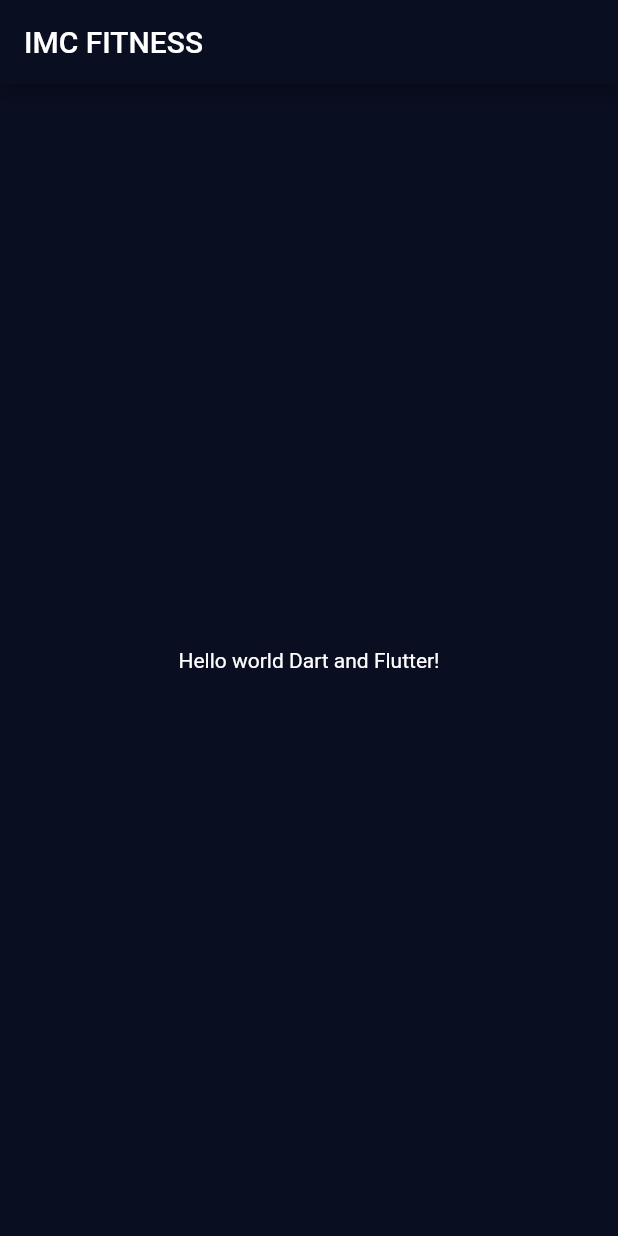
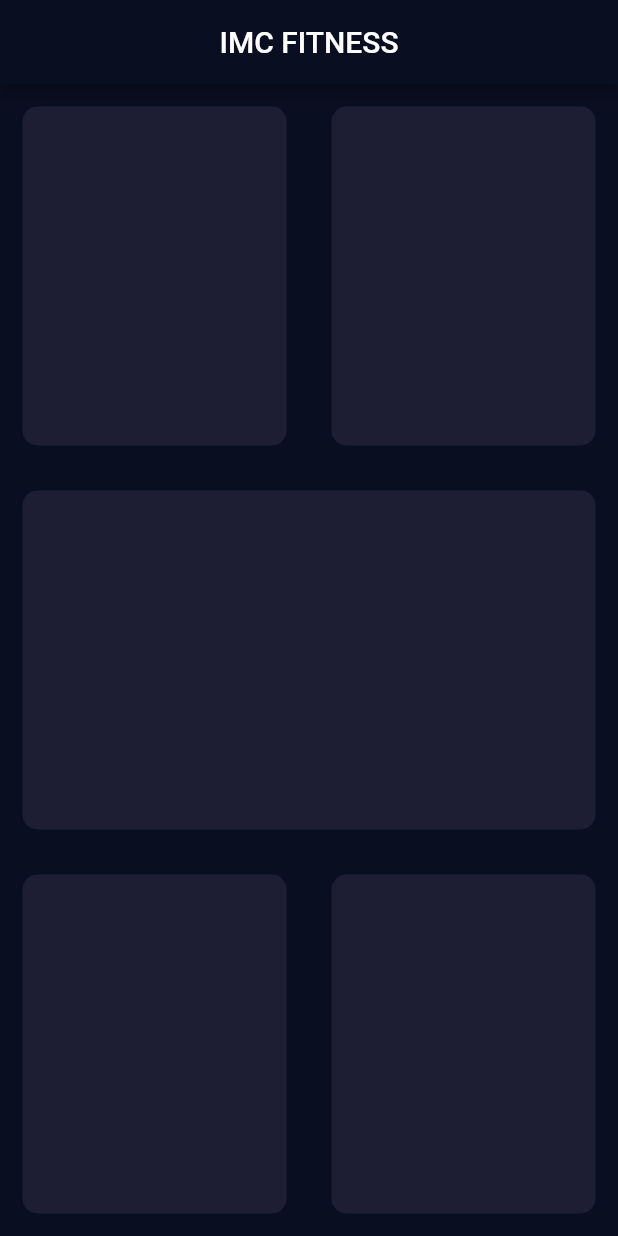
Before and after one commit to Cleber4/imc_calculadora, a Flutter app: the screen it shows after launch, on a phone screen of 412 x 824 dp. Run offline on Flutter 3.47's test engine with Material 2 defaults, Android fonts, the phone set to English and light mode, and no system bars.

Commit message:
[#01] - Card Container

```diff
--- a/lib/views/home_page.dart
+++ b/lib/views/home_page.dart
@@ -1,4 +1,5 @@
 import 'package:flutter/material.dart';
+import 'package:imc_calculadora/widgets/container_card.dart';
 
 class HomePage extends StatefulWidget {
   @override
@@ -9,19 +10,42 @@ class _HomePageState extends State<HomePage> {
   @override
   Widget build(BuildContext context) {
     return Scaffold(
-      appBar: AppBar(
-        title: Text('IMC FITNESS'),
-      ),
-      body: Center(
-        child: Column(
-          mainAxisAlignment: MainAxisAlignment.center,
-          children: <Widget>[
-            Text(
-              'Hello world Dart and Flutter!',
+        appBar: AppBar(
+          title: Center(child: Text('IMC FITNESS')),
+        ),
+        body: Column(
+          crossAxisAlignment: CrossAxisAlignment.stretch,
+          children: [
+            Expanded(
+              child: Row(
+                children: [
+                  Expanded(
+                    child: ContainerCard(colour: Color(0xFF1D1E33)),
+                  ),
+                  Expanded(
+                    child: ContainerCard(colour: Color(0xFF1D1E33)),
+                  ),
+                ],
+              ),
+            ),
+            Expanded(
+              child: ContainerCard(colour: Color(0xFF1D1E33)),
+            ),
+            Expanded(
+              child: Row(
+                children: [
+                  Expanded(
+                    child: ContainerCard(colour: Color(0xFF1D1E33)),
+                  ),
+                  Expanded(
+                    child: ContainerCard(
+                      colour: Color(0xFF1D1E33),
+                    ),
+                  ),
+                ],
+              ),
             ),
           ],
-        ),
-      ),
-    );
+        ));
   }
 }
--- /dev/null
+++ b/lib/widgets/container_card.dart
@@ -0,0 +1,15 @@
+import 'package:flutter/material.dart';
+
+class ContainerCard extends StatelessWidget {
+  final Color colour;
+
+  ContainerCard({this.colour});
+  @override
+  Widget build(BuildContext context) {
+    return Container(
+      margin: EdgeInsets.all(15.0),
+      decoration: BoxDecoration(
+          color: colour, borderRadius: BorderRadius.circular(10.0)),
+    );
+  }
+}
```
